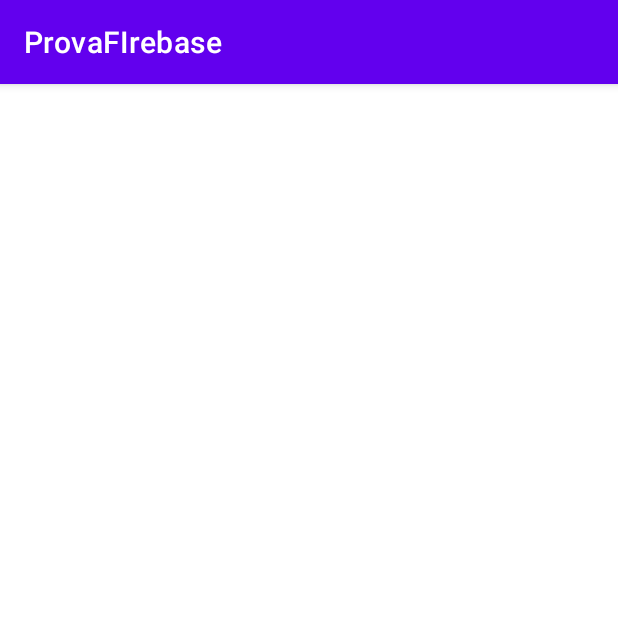
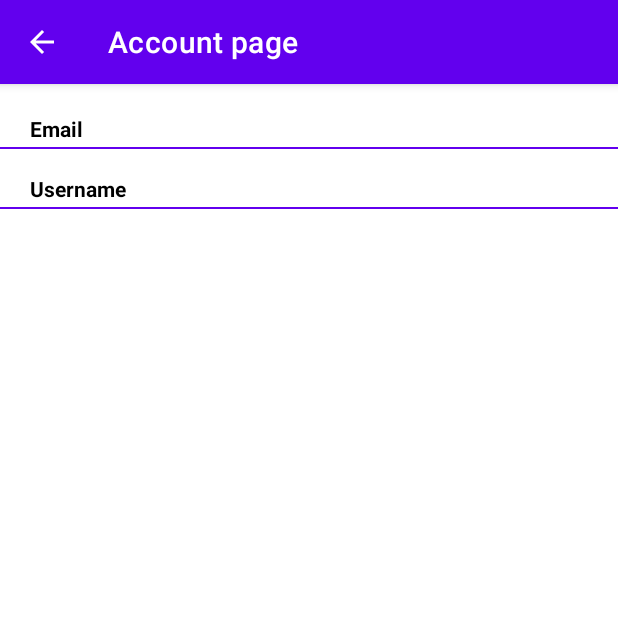
Before and after one commit to ludovicoghergo/ProvaFIrebase, an Android app: the AccountActivity screen opened directly, with no data from a screen before it, on a phone screen of 412 x 824 dp, the top half of it. Run offline under Robolectric (Android 15) with nearby library versions, the phone set to English and light mode, and no system bars.

Commit message:
aggiunta account activity

```diff
--- a/app/build.gradle
+++ b/app/build.gradle
@@ -49,6 +49,7 @@
     implementation 'com.google.android.gms:play-services-auth:18.1.0'
     implementation 'com.google.firebase:firebase-auth-ktx'
     implementation 'com.google.firebase:firebase-firestore:23.0.0'
+    implementation 'com.google.firebase:firebase-firestore-ktx:21.6.0'
     testImplementation 'junit:junit:4.+'
     androidTestImplementation 'androidx.test.ext:junit:1.1.2'
     androidTestImplementation 'androidx.test.espresso:espresso-core:3.3.0'
--- a/app/src/main/java/com/example/provafirebase/AccountActivity.kt
+++ b/app/src/main/java/com/example/provafirebase/AccountActivity.kt
@@ -1,11 +1,34 @@
 package com.example.provafirebase
 
+import android.content.Intent
 import androidx.appcompat.app.AppCompatActivity
 import android.os.Bundle
+import android.view.View
+import android.widget.TextView
 
 class AccountActivity : AppCompatActivity() {
     override fun onCreate(savedInstanceState: Bundle?) {
         super.onCreate(savedInstanceState)
         setContentView(R.layout.activity_account)
+
+        val name: TextView = findViewById(R.id.textView5)
+        name.text = SavedPreference.getUsername(this)
+
+        val eMail: TextView = findViewById(R.id.textView7)
+        eMail.text = SavedPreference.getEmail(this)
+
+        val actionbar = supportActionBar
+        //set actionbar title
+        actionbar!!.title = "Account page"
+        //set back button
+        actionbar.setDisplayHomeAsUpEnabled(true)
+        actionbar.setDisplayHomeAsUpEnabled(true)
+
+    }
+
+
+    override fun onSupportNavigateUp(): Boolean {
+        onBackPressed()
+        return true
     }
 }
--- a/app/src/main/java/com/example/provafirebase/GroupsActivity.kt
+++ b/app/src/main/java/com/example/provafirebase/GroupsActivity.kt
@@ -2,10 +2,13 @@
 
 import androidx.appcompat.app.AppCompatActivity
 import android.os.Bundle
+import android.widget.TextView
 
 class GroupsActivity : AppCompatActivity() {
     override fun onCreate(savedInstanceState: Bundle?) {
         super.onCreate(savedInstanceState)
         setContentView(R.layout.activity_groups)
+
+
     }
 }
--- a/app/src/main/res/layout/activity_account.xml
+++ b/app/src/main/res/layout/activity_account.xml
@@ -6,4 +6,76 @@
     android:layout_height="match_parent"
     tools:context=".AccountActivity">
 
+    <TextView
+        android:id="@+id/textView12"
+        android:layout_width="419dp"
+        android:layout_height="1dp"
+        android:layout_marginTop="2dp"
+        android:background="@color/purple_500"
+        app:layout_constraintEnd_toEndOf="parent"
+        app:layout_constraintStart_toStartOf="parent"
+        app:layout_constraintTop_toBottomOf="@+id/textView5" />
+
+    <TextView
+        android:id="@+id/textView7"
+        android:layout_width="200dp"
+        android:layout_height="20dp"
+        android:layout_marginTop="20dp"
+        android:layout_marginEnd="20dp"
+        android:textAlignment="textEnd"
+        android:textColor="@color/black"
+        app:layout_constraintEnd_toEndOf="parent"
+        app:layout_constraintTop_toTopOf="parent" />
+
+    <TextView
+        android:id="@+id/textView5"
+        android:layout_width="200dp"
+        android:layout_height="20dp"
+        android:layout_marginTop="20dp"
+        android:layout_marginEnd="20dp"
+        android:textAlignment="textEnd"
+        android:textColor="@color/black"
+        app:layout_constraintEnd_toEndOf="parent"
+        app:layout_constraintTop_toBottomOf="@+id/textView7" />
+
+    <TextView
+        android:id="@+id/textView9"
+        android:layout_width="142dp"
+        android:layout_height="20dp"
+        android:layout_marginStart="20dp"
+        android:layout_marginTop="20dp"
+        android:text="Email"
+        android:textColor="@color/black"
+        android:textStyle="bold"
+        app:layout_constraintEnd_toStartOf="@+id/textView7"
+        app:layout_constraintHorizontal_bias="0.0"
+        app:layout_constraintStart_toStartOf="parent"
+        app:layout_constraintTop_toTopOf="parent" />
+
+    <TextView
+        android:id="@+id/textView10"
+        android:layout_width="142dp"
+        android:layout_height="20dp"
+        android:layout_marginStart="20dp"
+        android:layout_marginTop="20dp"
+        android:text="Username"
+        android:textColor="@color/black"
+        android:textStyle="bold"
+        app:layout_constraintEnd_toStartOf="@+id/textView5"
+        app:layout_constraintHorizontal_bias="0.0"
+        app:layout_constraintStart_toStartOf="parent"
+        app:layout_constraintTop_toBottomOf="@+id/textView9" />
+
+    <TextView
+        android:id="@+id/textView11"
+        android:layout_width="419dp"
+        android:layout_height="1dp"
+        android:layout_marginStart="20dp"
+        android:layout_marginTop="2dp"
+        android:background="@color/purple_500"
+        app:layout_constraintEnd_toEndOf="parent"
+        app:layout_constraintHorizontal_bias="0.821"
+        app:layout_constraintStart_toStartOf="parent"
+        app:layout_constraintTop_toBottomOf="@+id/textView7" />
+
 </androidx.constraintlayout.widget.ConstraintLayout>
--- a/app/src/main/res/layout/activity_main.xml
+++ b/app/src/main/res/layout/activity_main.xml
@@ -16,13 +16,13 @@
             android:id="@+id/btnMynotes"
             android:layout_width="150dp"
             android:layout_height="150dp"
-            android:layout_marginTop="372dp"
+            android:layout_marginTop="320dp"
+            android:onClick="openMyNotifications"
             app:layout_constraintEnd_toEndOf="@+id/btnMyaccount"
-            app:layout_constraintHorizontal_bias="0.52"
+            app:layout_constraintHorizontal_bias="0.508"
             app:layout_constraintStart_toStartOf="@+id/btnMygroup"
             app:layout_constraintTop_toTopOf="parent"
-            tools:srcCompat="@tools:sample/backgrounds/scenic"
-            android:onClick="openMyNotifications"/>
+            tools:srcCompat="@tools:sample/backgrounds/scenic" />
 
         <Button
             android:id="@+id/logout"
@@ -40,33 +40,31 @@
             app:layout_constraintEnd_toEndOf="parent"
             app:layout_constraintStart_toStartOf="parent"
             app:layout_constraintTop_toBottomOf="@+id/btnMynotes"
-            app:layout_constraintVertical_bias="1.0" />
+            app:layout_constraintVertical_bias="0.535" />
 
         <ImageButton
             android:id="@+id/btnMygroup"
             android:layout_width="150dp"
             android:layout_height="150dp"
             android:layout_marginStart="40dp"
-            android:layout_marginTop="164dp"
+            android:layout_marginTop="112dp"
+            android:onClick="openMyGroups"
             app:layout_constraintEnd_toStartOf="@+id/btnMyaccount"
             app:layout_constraintHorizontal_bias="0.0"
             app:layout_constraintStart_toStartOf="parent"
             app:layout_constraintTop_toTopOf="parent"
-            tools:srcCompat="@tools:sample/backgrounds/scenic"
-            android:onClick="openMyGroups"
-            />
+            tools:srcCompat="@tools:sample/backgrounds/scenic" />
 
         <ImageButton
             android:id="@+id/btnMyaccount"
             android:layout_width="150dp"
             android:layout_height="150dp"
-            android:layout_marginTop="164dp"
-            android:layout_marginEnd="48dp"
+            android:layout_marginTop="112dp"
+            android:layout_marginEnd="44dp"
+            android:onClick="openMyAccount"
             app:layout_constraintEnd_toEndOf="parent"
             app:layout_constraintTop_toTopOf="parent"
-            tools:srcCompat="@tools:sample/backgrounds/scenic"
-            android:onClick="openMyAccount"
-            />
+            tools:srcCompat="@tools:sample/backgrounds/scenic" />
 
     </androidx.constraintlayout.widget.ConstraintLayout>
 
--- a/build.gradle
+++ b/build.gradle
@@ -6,7 +6,7 @@
         jcenter()
     }
     dependencies {
-        classpath "com.android.tools.build:gradle:4.1.3"
+        classpath 'com.android.tools.build:gradle:4.2.1'
         classpath "org.jetbrains.kotlin:kotlin-gradle-plugin:$kotlin_version"
         classpath 'com.google.gms:google-services:4.3.8'
 
```
Also changed, not shown: gradle/wrapper/gradle-wrapper.properties.
